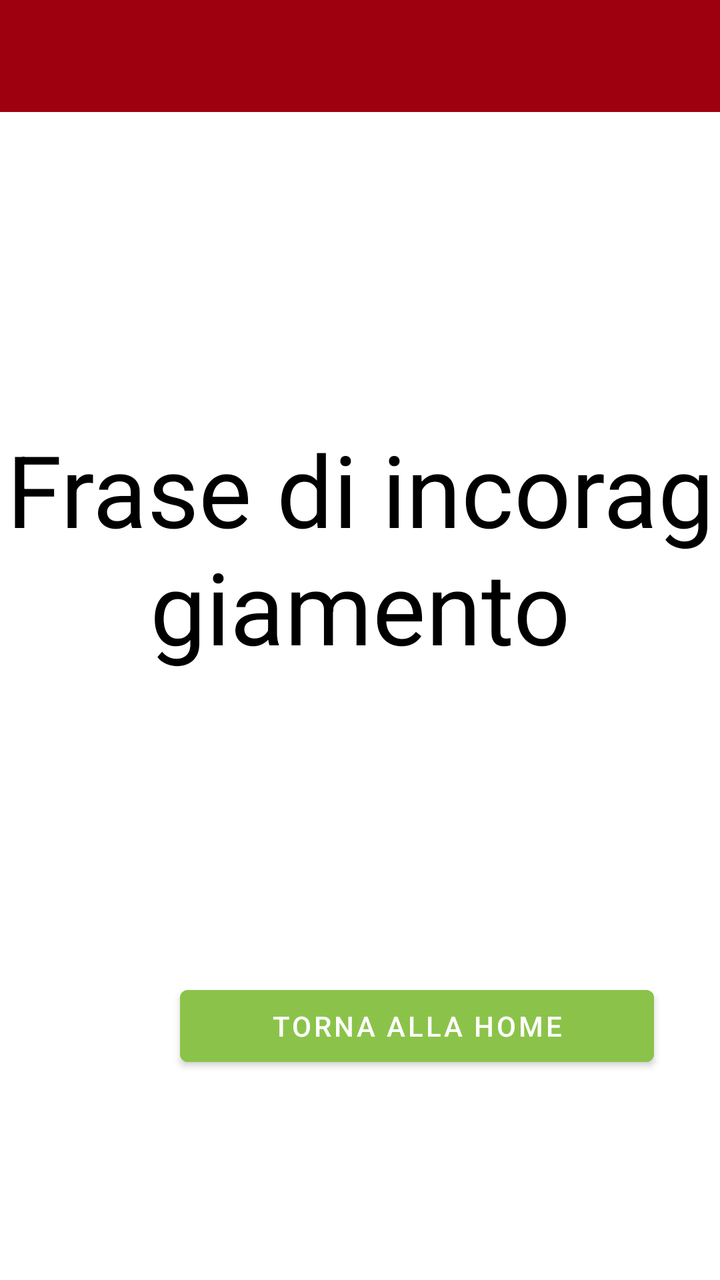
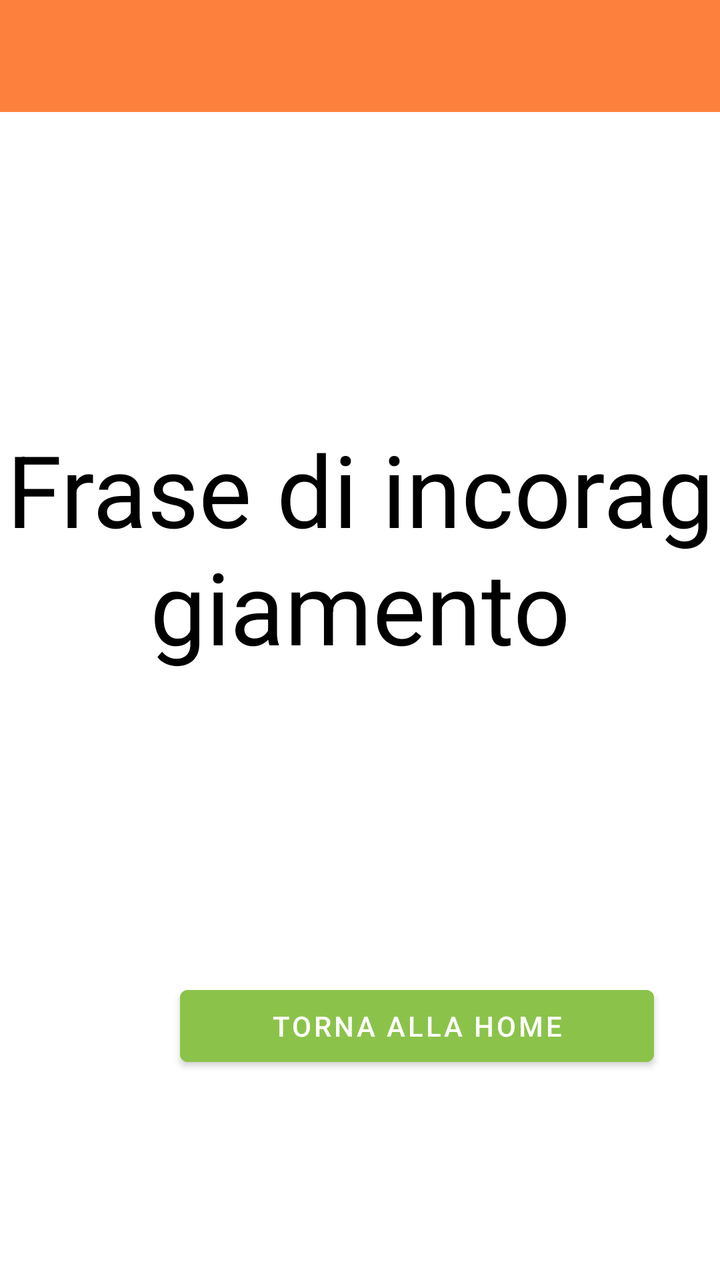

Compare the two renders of this Android layout. The source of the first and the diff that turns it into the second are given below.
<!-- AndroidManifest.xml: application theme Theme.YourCali -->
<!-- res/layout/activity_workout_end.xml -->
<?xml version="1.0" encoding="utf-8"?>
<androidx.constraintlayout.widget.ConstraintLayout xmlns:android="http://schemas.android.com/apk/res/android"
    xmlns:app="http://schemas.android.com/apk/res-auto"
    xmlns:tools="http://schemas.android.com/tools"
    android:layout_width="match_parent"
    android:layout_height="match_parent">

    <LinearLayout
        android:layout_width="match_parent"
        android:layout_height="match_parent"
        android:orientation="vertical">

        <androidx.appcompat.widget.Toolbar
            android:id="@+id/toolbar"
            android:layout_width="match_parent"
            android:layout_height="wrap_content"
            android:background="@color/Cranberry"
            android:minHeight="?attr/actionBarSize"
            android:theme="@style/MyThemeOverlay_Toolbar2" />

        <Space
            android:layout_width="match_parent"
            android:layout_height="155dp" />

        <TextView
            android:id="@+id/encouragementPhrase"
            android:layout_width="match_parent"
            android:layout_height="190sp"
            android:text="Frase di incoraggiamento"
            android:textAlignment="center"
            android:textColor="#000000"
            android:textSize="50sp" />

        <Space
            android:layout_width="match_parent"
            android:layout_height="88dp" />

        <Button
            android:id="@+id/goBackHomeButton"
            android:layout_width="237dp"
            android:layout_height="wrap_content"
            android:layout_marginHorizontal="90dp"
            android:backgroundTint="#8BC34A"
            android:text="@string/torna_alla_home" />

    </LinearLayout>

</androidx.constraintlayout.widget.ConstraintLayout>
<!-- resources referenced by this layout -->
<resources>
  <color name="Cranberry">#9F000F</color>
  <string name="torna_alla_home">Torna alla home</string>
  <style name="MyThemeOverlay_Toolbar2" parent="ThemeOverlay.MaterialComponents.Toolbar.Primary">
          
          <item name="android:textColorPrimary">@color/white</item>
  
          
          <item name="colorOnPrimary">@color/white</item>
      </style>
  <style name="Theme.YourCali" parent="Theme.MaterialComponents.DayNight.NoActionBar">
          
          <item name="colorPrimary">@color/purple_500</item>
          <item name="colorPrimaryVariant">@color/purple_700</item>
          <item name="colorOnPrimary">@color/white</item>
          
          <item name="colorSecondary">@color/teal_200</item>
          <item name="colorSecondaryVariant">@color/teal_700</item>
          <item name="colorOnSecondary">@color/black</item>
          
          <item name="android:statusBarColor">@color/DarkCranberry</item>
          
      </style>
  <color name="white">#FFFFFFFF</color>
  <color name="purple_500">#FF6200EE</color>
  <color name="purple_700">#FF3700B3</color>
  <color name="teal_200">#FF03DAC5</color>
  <color name="teal_700">#FF018786</color>
  <color name="black">#FF000000</color>
  <color name="DarkCranberry">#FF7A020E</color>
</resources>

<!-- the commit's change to res/layout/activity_workout_end.xml (unified diff, before → after) -->
@@ -14,7 +14,7 @@
             android:id="@+id/toolbar"
             android:layout_width="match_parent"
             android:layout_height="wrap_content"
-            android:background="@color/Cranberry"
+            android:background="@color/Orange"
             android:minHeight="?attr/actionBarSize"
             android:theme="@style/MyThemeOverlay_Toolbar2" />
 
<!-- resource entries referenced after the edit -->
@@ -1,6 +1,6 @@
 <!-- resources referenced by this layout -->
 <resources>
-  <color name="Cranberry">#9F000F</color>
+  <color name="Orange">#FD813C</color>
   <string name="torna_alla_home">Torna alla home</string>
   <style name="MyThemeOverlay_Toolbar2" parent="ThemeOverlay.MaterialComponents.Toolbar.Primary">
           
@@ -19,7 +19,7 @@
           <item name="colorSecondaryVariant">@color/teal_700</item>
           <item name="colorOnSecondary">@color/black</item>
           
-          <item name="android:statusBarColor">@color/DarkCranberry</item>
+          <item name="android:statusBarColor">@color/DarkOrange</item>
           
       </style>
   <color name="white">#FFFFFFFF</color>
@@ -28,6 +28,6 @@
   <color name="teal_200">#FF03DAC5</color>
   <color name="teal_700">#FF018786</color>
   <color name="black">#FF000000</color>
-  <color name="DarkCranberry">#FF7A020E</color>
+  <color name="DarkOrange">#FF6F1F</color>
 </resources>
 
